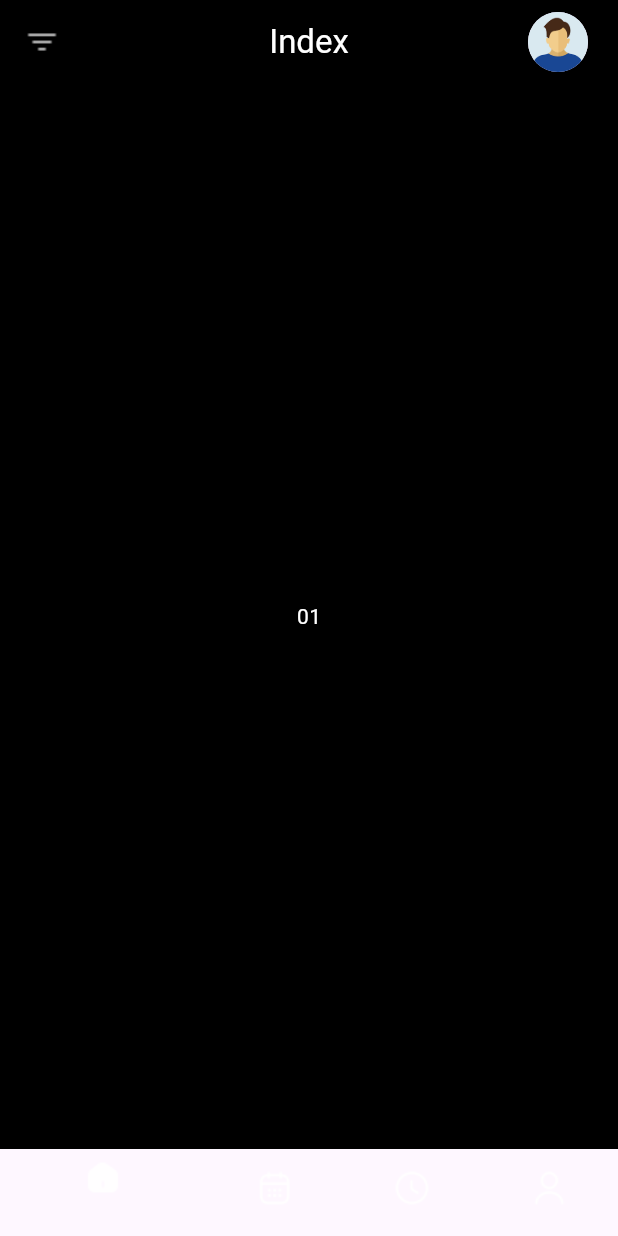
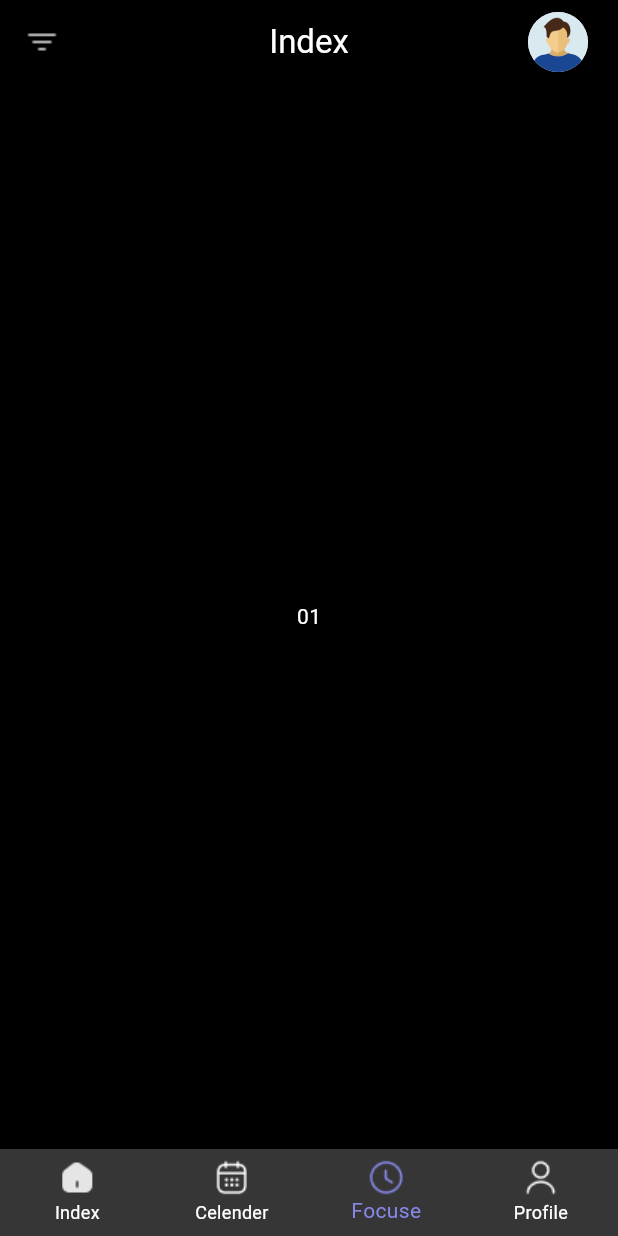
Before and after one commit to roychandu/to_do_list_provider, a Flutter app: the screen it shows after launch, on a phone screen of 412 x 824 dp. Run offline on Flutter 3.47's test engine with Material 3 defaults, Android fonts, the phone set to English and light mode, and no system bars; our stand-ins replace font_awesome_flutter, smooth_page_indicator.

Commit message:
color change login

```diff
--- a/lib/screens/Index_screens/home_screen.dart
+++ b/lib/screens/Index_screens/home_screen.dart
@@ -1,4 +1,5 @@
 import 'package:flutter/material.dart';
+import 'package:to_do_list_provider/common_widgets/color_extension.dart';
 
 class HomeScreen extends StatefulWidget {
   const HomeScreen({super.key});
@@ -8,6 +9,8 @@ class HomeScreen extends StatefulWidget {
 }
 
 class _HomeScreenState extends State<HomeScreen> {
+  int selected = 2;
+
   @override
   Widget build(BuildContext context) {
     return SafeArea(
@@ -42,22 +45,49 @@ class _HomeScreenState extends State<HomeScreen> {
           ],
         ),
         bottomNavigationBar: BottomNavigationBar(
-          currentIndex: 0,
+          backgroundColor: Color(0xff363636),
+          type: BottomNavigationBarType.fixed,
+          selectedItemColor: TColor.secondaryText,
+          unselectedItemColor: TColor.primaryText,
+          currentIndex: selected,
+          onTap: (index) {
+            // here use provider or valuenotifire
+            setState(() {
+              selected = index;
+            });
+          },
+
           items: [
             BottomNavigationBarItem(
-              icon: Image.asset('assets/index.png'),
+              icon: Image.asset(
+                'assets/index.png',
+                height: 24,
+                color: selected == 0 ? TColor.secondaryText : Colors.white,
+              ),
               label: "Index",
             ),
             BottomNavigationBarItem(
-              icon: Image.asset('assets/calendar.png'),
+              icon: Image.asset(
+                'assets/calendar.png',
+                height: 24,
+                color: selected == 1 ? TColor.secondaryText : Colors.white,
+              ),
               label: "Celender",
             ),
             BottomNavigationBarItem(
-              icon: Image.asset('assets/clock.png'),
+              icon: Image.asset(
+                'assets/clock.png',
+                height: 24,
+                color: selected == 2 ? TColor.secondaryText : Colors.white,
+              ),
               label: "Focuse",
             ),
             BottomNavigationBarItem(
-              icon: Image.asset('assets/profile_icon.png'),
+              icon: Image.asset(
+                'assets/profile_icon.png',
+                height: 24,
+                color: selected == 3 ? TColor.secondaryText : Colors.white,
+              ),
               label: "Profile",
             ),
           ],
```
